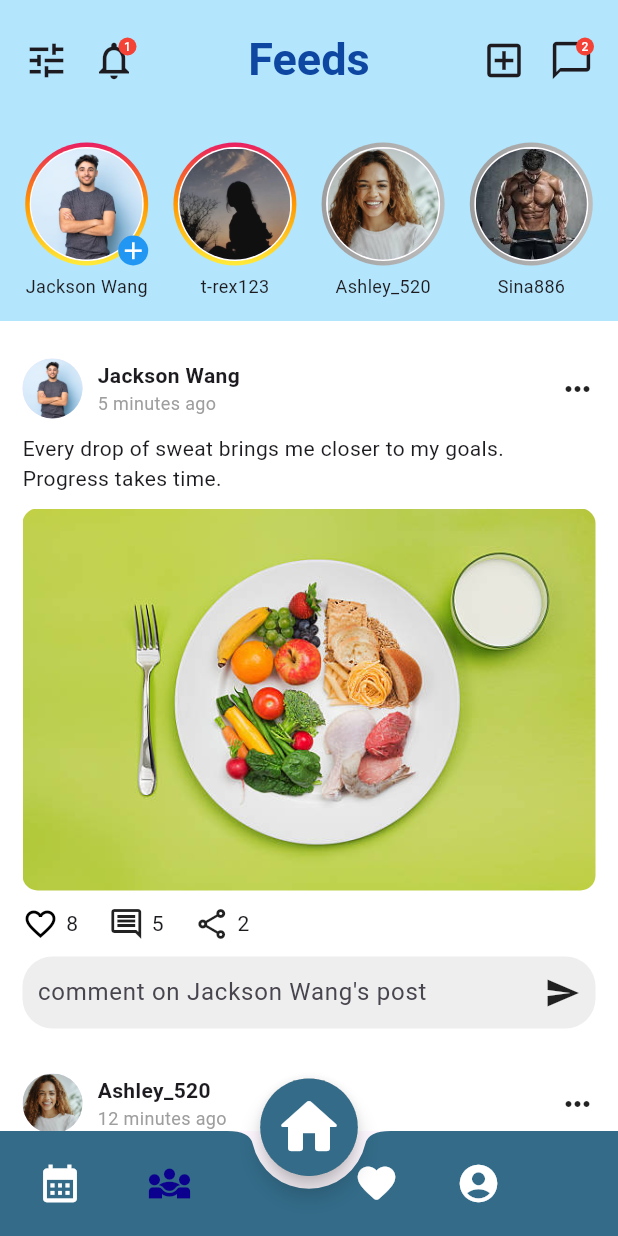
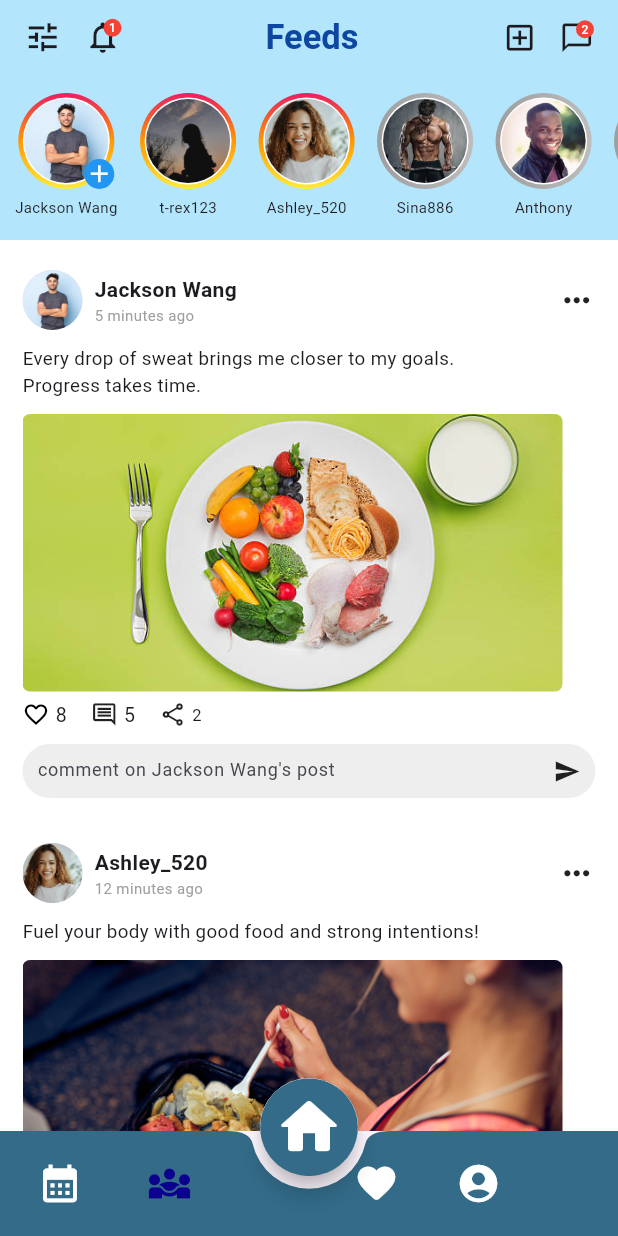
Before and after one commit to RRTeoh/Mobile, a Flutter app: the screen it shows after launch, item 2 of the bottom bar chosen, on a phone screen of 412 x 824 dp. Run offline on Flutter 3.47's test engine with Material 3 defaults, Android fonts, the phone set to English and light mode, and no system bars; our stand-ins replace flutter_rating_bar, percent_indicator.

Commit message:
resize - dart

```diff
--- a/lib/details/post.dart
+++ b/lib/details/post.dart
@@ -55,14 +55,13 @@ class _PostsState extends State<Posts> {
       child: Column(
         crossAxisAlignment: CrossAxisAlignment.start,
         children: [
-          // Top user row
           Row(
             children: [
               CircleAvatar(
                 radius: 20,
                 backgroundImage: AssetImage(widget.userImage),
               ),
-              SizedBox(width: 10),
+              SizedBox(width: 8),
               Column(
                 crossAxisAlignment: CrossAxisAlignment.start,
                 children: [
@@ -72,28 +71,33 @@ class _PostsState extends State<Posts> {
                   ),
                   Text(
                     widget.timeAgo,
-                    style: TextStyle(fontSize: 12, color: Colors.grey),
+                    style: TextStyle(fontSize: 10, color: Colors.grey),
                   ),
                 ],
               ),
               Spacer(),
-              Icon(Icons.more_horiz),
+              Icon(Icons.more_horiz,size: 25),
             ],
           ),
 
           SizedBox(height: 10),
 
-          Text(widget.caption, style: TextStyle(fontSize: 14)),
+          Text(widget.caption, style: TextStyle(fontSize: 12.5)),
           SizedBox(height: 10),
 
-          ClipRRect(
-            borderRadius: BorderRadius.circular(10),
-            child: Image.asset(
-              widget.postImage,
-              fit: BoxFit.cover,
+          SizedBox(
+            height: 185,
+            width: 360,
+            child: ClipRRect(
+              borderRadius: BorderRadius.circular(5),
+              child: Image.asset(
+                widget.postImage,
+                fit: BoxFit.cover,
+              ),
             ),
           ),
-          SizedBox(height: 10),
+
+          SizedBox(height: 6),
 
           Row(
             children: [
@@ -102,39 +106,44 @@ class _PostsState extends State<Posts> {
                 child: Icon(
                   isLiked ? Icons.favorite : Icons.favorite_border,
                   color: isLiked ? Colors.red : Colors.black,
+                   size: 18,
                 ),
               ),
-              SizedBox(width: 5),
-              Text('$likeCount'),
-              SizedBox(width: 20),
-              Icon(Icons.comment_outlined),
-              SizedBox(width: 5),
-              Text('${widget.comments}'),
-              SizedBox(width: 20),
-              Icon(Icons.share_outlined),
-              SizedBox(width: 5),
-              Text('${widget.shares}'),
+              SizedBox(width: 4),
+              Text('$likeCount', style: TextStyle(fontSize: 13)),
+              SizedBox(width: 16),
+              Icon(Icons.comment_outlined, size: 18),
+              SizedBox(width: 4),
+              Text('${widget.comments}', style: TextStyle(fontSize: 13)),
+              SizedBox(width: 16),
+              Icon(Icons.share_outlined, size: 18),
+              SizedBox(width: 4),
+              Text('${widget.shares}', style: TextStyle(fontSize: 11)),
             ],
           ),
           SizedBox(height: 10),
 
           Container(
+            height: 36,
             padding: EdgeInsets.symmetric(horizontal: 10),
             decoration: BoxDecoration(
               color: Colors.grey[200],
-              borderRadius: BorderRadius.circular(20),
+              borderRadius: BorderRadius.circular(18),
             ),
             child: Row(
               children: [
                 Expanded(
                   child: TextField(
+                    style: TextStyle(fontSize: 12),
                     decoration: InputDecoration(
                       border: InputBorder.none,
                       hintText: "comment on ${widget.username}'s post",
+                      hintStyle: TextStyle(fontSize: 12),
+                      contentPadding: EdgeInsets.only(bottom: 14),
                     ),
                   ),
                 ),
-                Icon(Icons.send),
+                Icon(Icons.send, size: 18),
               ],
             ),
           ),
--- a/lib/details/story.dart
+++ b/lib/details/story.dart
@@ -29,10 +29,10 @@ class StoryRead extends StatelessWidget {
             gradient: gradient,
           ),
           child: CircleAvatar(
-            radius: 38,
+            radius: 29,
             backgroundColor: Colors.white,
             child: CircleAvatar(
-              radius: 37,
+              radius: 28,
               backgroundImage: AssetImage(imagePath),
             ),
           ),
@@ -40,7 +40,7 @@ class StoryRead extends StatelessWidget {
         SizedBox(height: 5),
         Text(
           username,
-          style: TextStyle(fontSize: 12),
+          style: TextStyle(fontSize: 10),
           overflow: TextOverflow.ellipsis,
           maxLines: 1,
           textAlign: TextAlign.center,
@@ -79,10 +79,10 @@ class StoryNonRead extends StatelessWidget {
                 ),
               ),
               child: CircleAvatar(
-                radius: 38,
+                radius: 29,
                 backgroundColor: Colors.white,
                 child: CircleAvatar(
-                  radius: 37,
+                  radius: 28,
                   backgroundImage: AssetImage(imagePath),
                 ),
               ),
@@ -102,7 +102,7 @@ class StoryNonRead extends StatelessWidget {
         SizedBox(height: 5),
         Text(
           username,
-          style: TextStyle(fontSize: 12),
+          style: TextStyle(fontSize: 10),
           overflow: TextOverflow.ellipsis,
           maxLines: 1,
           textAlign: TextAlign.center,
@@ -115,28 +115,46 @@ class StoryNonRead extends StatelessWidget {
 Widget storySection() {
   return Container(
     color: Colors.lightBlue[100],
-    padding: EdgeInsets.symmetric(vertical: 15),
+    padding: EdgeInsets.symmetric(vertical: 12),
+    height: 110,
+    child: SingleChildScrollView(
+      scrollDirection: Axis.horizontal,
       child: Row(
-      mainAxisAlignment: MainAxisAlignment.spaceEvenly,
         children: const [
+          SizedBox(width: 10),
           StoryNonRead(
             imagePath: 'assets/images/pic1.jpg',
             username: 'Jackson Wang',
             showPlus: true,
           ),
+          SizedBox(width: 15),
           StoryNonRead(
             imagePath: 'assets/images/pic2.jpg',
             username: 't-rex123',
           ),
-        StoryRead(
+          SizedBox(width: 15),
+          StoryNonRead(
             imagePath: 'assets/images/pic3.jpg',
             username: 'Ashley_520',
           ),
+          SizedBox(width: 15),
           StoryRead(
             imagePath: 'assets/images/pic4.jpg',
             username: 'Sina886',
           ),
+          SizedBox(width: 15),
+          StoryRead(
+            imagePath: 'assets/images/pic5.jpg',
+            username: 'Anthony',
+          ),
+          SizedBox(width: 15),
+          StoryRead(
+            imagePath: 'assets/images/pic6.jpg',
+            username: 'Ryu_Ken',
+          ),
+          SizedBox(width: 10),
         ],
+      ),
     ),
   );
 }
--- a/lib/screens/feed_page.dart
+++ b/lib/screens/feed_page.dart
@@ -9,18 +9,18 @@ class FeedPage extends StatelessWidget {
     return Scaffold(
       appBar: AppBar(
         backgroundColor: Colors.lightBlue[100],
-        toolbarHeight: 80,
+        toolbarHeight: 50,
         elevation: 0,
         title: Row(
           mainAxisAlignment: MainAxisAlignment.spaceBetween,
           children: [
             Row(
               children: [
-                Icon(Icons.tune, size: 30),
+                Icon(Icons.tune, size: 25),
                 SizedBox(width: 15),
                 Stack(
                   children: [
-                    Icon(Icons.notifications_none, size: 30),
+                    Icon(Icons.notifications_none, size: 25),
                     Positioned(
                       right: 0,
                       top: 0,
@@ -41,7 +41,7 @@ class FeedPage extends StatelessWidget {
             Text(
               "Feeds",
               style: TextStyle(
-                fontSize: 30,
+                fontSize: 23,
                 fontWeight: FontWeight.bold,
                 color: Colors.blue[900],
               ),
@@ -49,11 +49,11 @@ class FeedPage extends StatelessWidget {
 
             Row(
               children: [
-                Icon(Icons.add_box_outlined, size: 30),
+                Icon(Icons.add_box_outlined, size: 23),
                 SizedBox(width: 15),
                 Stack(
                   children: [
-                    Icon(Icons.chat_bubble_outline, size: 30),
+                    Icon(Icons.chat_bubble_outline, size: 23),
                     Positioned(
                       right: 0,
                       top: 0,
@@ -81,7 +81,7 @@ class FeedPage extends StatelessWidget {
             // Stories Section
             storySection(),
 
-            SizedBox(height: 10),
+            SizedBox(height: 5),
 
             // Posts
             Posts(
--- a/pubspec.yaml
+++ b/pubspec.yaml
@@ -94,6 +94,7 @@ flutter:
    - assets/images/pic3.jpg
    - assets/images/pic4.jpg
    - assets/images/pic5.jpg
+   - assets/images/pic6.jpg
    - assets/images/post_pic1.jpg
    - assets/images/post_pic2.jpg
 
```
Also changed, not shown: assets/images/pic6.jpg (added). Lines whose indentation alone changed are shown as unchanged.
